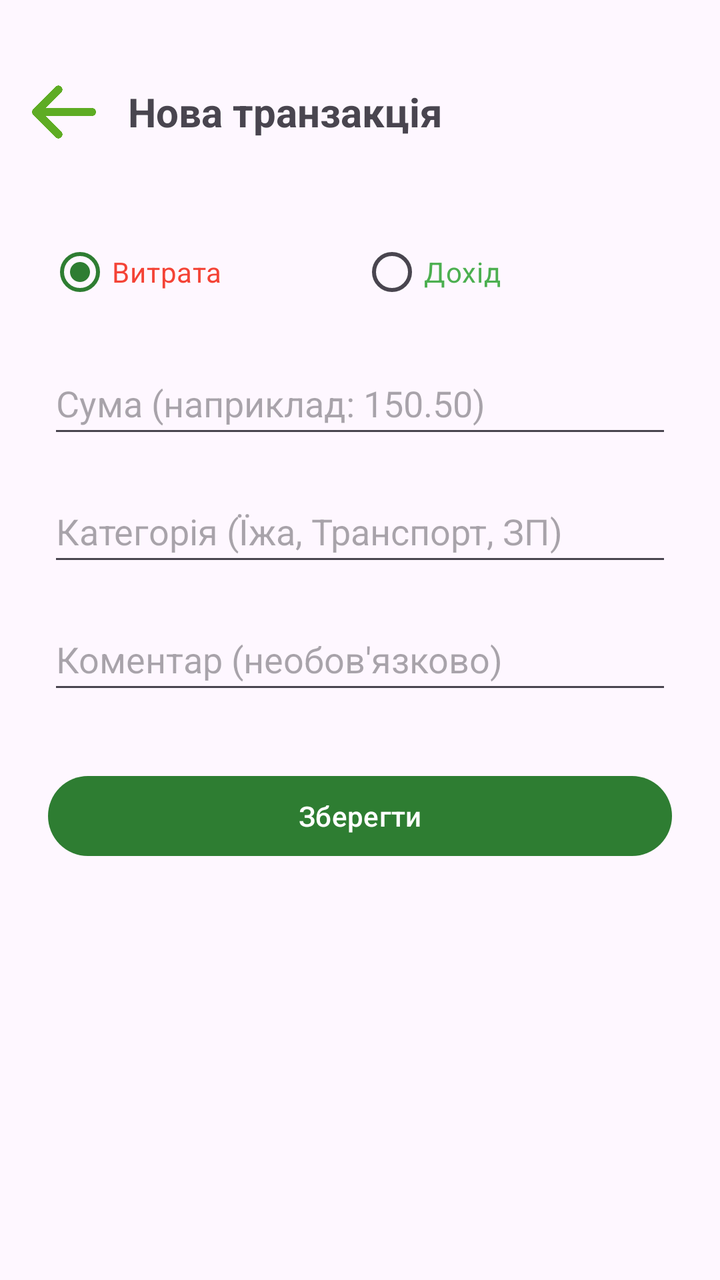
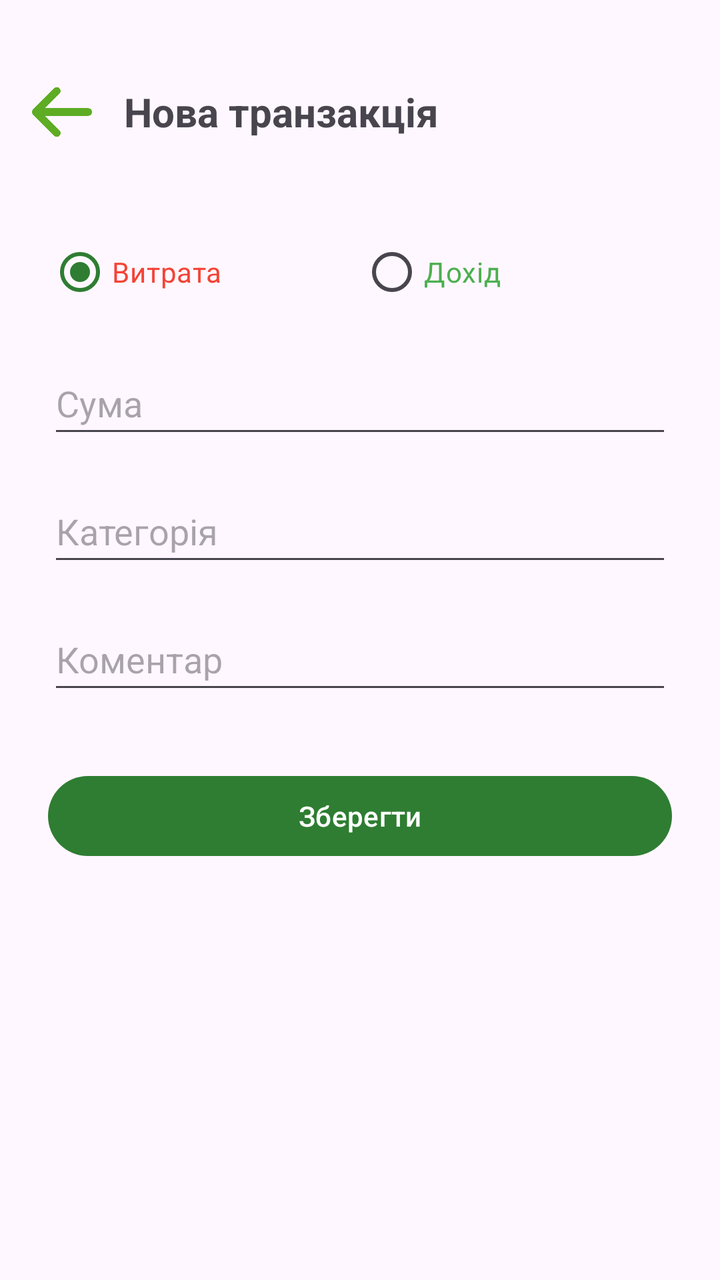

The first picture is an Android layout as it rendered before a commit; the second is the same layout after the commit. The layout source and the unified diff follow.
<!-- AndroidManifest.xml: application theme Theme.MyFinance -->
<!-- res/layout/activity_add_transaction.xml -->
<?xml version="1.0" encoding="utf-8"?>
<androidx.constraintlayout.widget.ConstraintLayout xmlns:android="http://schemas.android.com/apk/res/android"
    xmlns:app="http://schemas.android.com/apk/res-auto"
    xmlns:tools="http://schemas.android.com/tools"
    android:layout_width="match_parent"
    android:layout_height="match_parent"
    tools:context=".AddTransactionActivity">

    <LinearLayout
        android:id="@+id/toolbar"
        android:layout_width="match_parent"
        android:layout_height="wrap_content"
        android:layout_marginTop="24dp"
        android:gravity="center_vertical"
        android:minHeight="?attr/actionBarSize"
        android:orientation="horizontal"
        android:paddingHorizontal="16dp"
        app:layout_constraintTop_toTopOf="parent">

        <ImageView
            android:id="@+id/btnBack"
            android:layout_width="32dp"
            android:layout_height="32dp"
            android:contentDescription="Назад"
            android:src="@drawable/ic_back_arrow" />

        <TextView
            android:id="@+id/tvTitle"
            android:layout_width="wrap_content"
            android:layout_height="wrap_content"
            android:layout_marginStart="16dp"
            android:text="Нова транзакція"
            android:textSize="20sp"
            android:textStyle="bold" />
    </LinearLayout>

    <ScrollView
        android:layout_width="match_parent"
        android:layout_height="0dp"
        app:layout_constraintBottom_toBottomOf="parent"
        app:layout_constraintTop_toBottomOf="@id/toolbar">

        <LinearLayout
            android:layout_width="match_parent"
            android:layout_height="wrap_content"
            android:orientation="vertical"
            android:padding="24dp">

            <RadioGroup
                android:id="@+id/radioGroupType"
                android:layout_width="match_parent"
                android:layout_height="wrap_content"
                android:orientation="horizontal">

                <RadioButton
                    android:id="@+id/rbExpense"
                    android:layout_width="0dp"
                    android:layout_height="wrap_content"
                    android:layout_weight="1"
                    android:checked="true"
                    android:text="Витрата"
                    android:textColor="#F44336" />

                <RadioButton
                    android:id="@+id/rbIncome"
                    android:layout_width="0dp"
                    android:layout_height="wrap_content"
                    android:layout_weight="1"
                    android:text="Дохід"
                    android:textColor="#4CAF50" />
            </RadioGroup>

            <EditText
                android:id="@+id/etAmount"
                android:layout_width="match_parent"
                android:layout_height="wrap_content"
                android:layout_marginTop="16dp"
                android:hint="Сума (наприклад: 150.50)"
                android:inputType="numberDecimal"
                android:minHeight="48dp" />

            <EditText
                android:id="@+id/etCategory"
                android:layout_width="match_parent"
                android:layout_height="wrap_content"
                android:layout_marginTop="16dp"
                android:hint="Категорія (Їжа, Транспорт, ЗП)"
                android:inputType="text|textCapSentences"
                android:minHeight="48dp" />

            <EditText
                android:id="@+id/etComment"
                android:layout_width="match_parent"
                android:layout_height="wrap_content"
                android:layout_marginTop="16dp"
                android:hint="Коментар (необов'язково)"
                android:inputType="text|textCapSentences"
                android:minHeight="48dp" />

            <Button
                android:id="@+id/btnSaveTransaction"
                android:layout_width="match_parent"
                android:layout_height="wrap_content"
                android:layout_marginTop="32dp"
                android:text="Зберегти" />

        </LinearLayout>
    </ScrollView>

    <ProgressBar
        android:id="@+id/progressBar"
        android:layout_width="wrap_content"
        android:layout_height="wrap_content"
        android:visibility="gone"
        app:layout_constraintBottom_toBottomOf="parent"
        app:layout_constraintEnd_toEndOf="parent"
        app:layout_constraintStart_toStartOf="parent"
        app:layout_constraintTop_toTopOf="parent" />

</androidx.constraintlayout.widget.ConstraintLayout>
<!-- resources referenced by this layout -->
<resources>
  <!-- drawable ic_back_arrow: png bitmap (drawable, 6990 bytes) -->
  <style name="Theme.MyFinance" parent="Base.Theme.MyFinance" />
  <style name="Base.Theme.MyFinance" parent="Theme.Material3.DayNight.NoActionBar">
          <item name="colorPrimary">@color/primary_green</item>
          <item name="colorSecondary">@color/primary_green_light</item>
      </style>
  <color name="primary_green">#2E7D32</color>
  <color name="primary_green_light">#4CAF50</color>
</resources>

<!-- the commit's change to res/layout/activity_add_transaction.xml (unified diff, before → after) -->
@@ -19,8 +19,8 @@
 
         <ImageView
             android:id="@+id/btnBack"
-            android:layout_width="32dp"
-            android:layout_height="32dp"
+            android:layout_width="30dp"
+            android:layout_height="30dp"
             android:contentDescription="Назад"
             android:src="@drawable/ic_back_arrow" />
 
@@ -75,7 +75,7 @@
                 android:layout_width="match_parent"
                 android:layout_height="wrap_content"
                 android:layout_marginTop="16dp"
-                android:hint="Сума (наприклад: 150.50)"
+                android:hint="Сума"
                 android:inputType="numberDecimal"
                 android:minHeight="48dp" />
 
@@ -84,7 +84,7 @@
                 android:layout_width="match_parent"
                 android:layout_height="wrap_content"
                 android:layout_marginTop="16dp"
-                android:hint="Категорія (Їжа, Транспорт, ЗП)"
+                android:hint="Категорія"
                 android:inputType="text|textCapSentences"
                 android:minHeight="48dp" />
 
@@ -93,7 +93,7 @@
                 android:layout_width="match_parent"
                 android:layout_height="wrap_content"
                 android:layout_marginTop="16dp"
-                android:hint="Коментар (необов'язково)"
+                android:hint="Коментар"
                 android:inputType="text|textCapSentences"
                 android:minHeight="48dp" />
 
